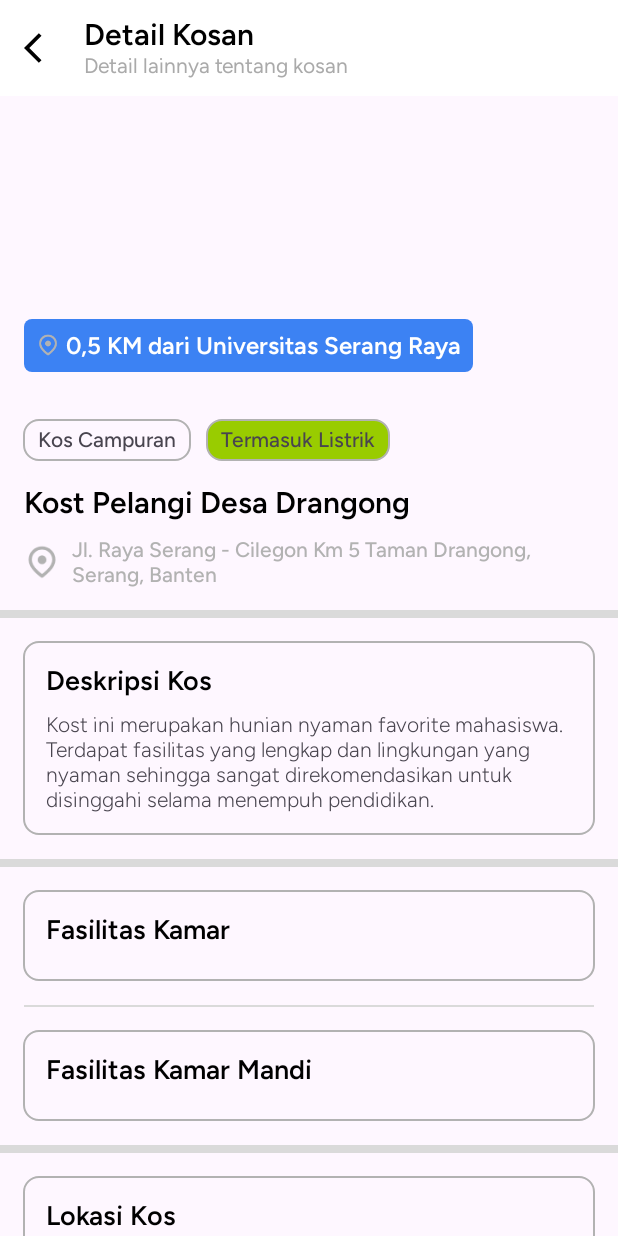
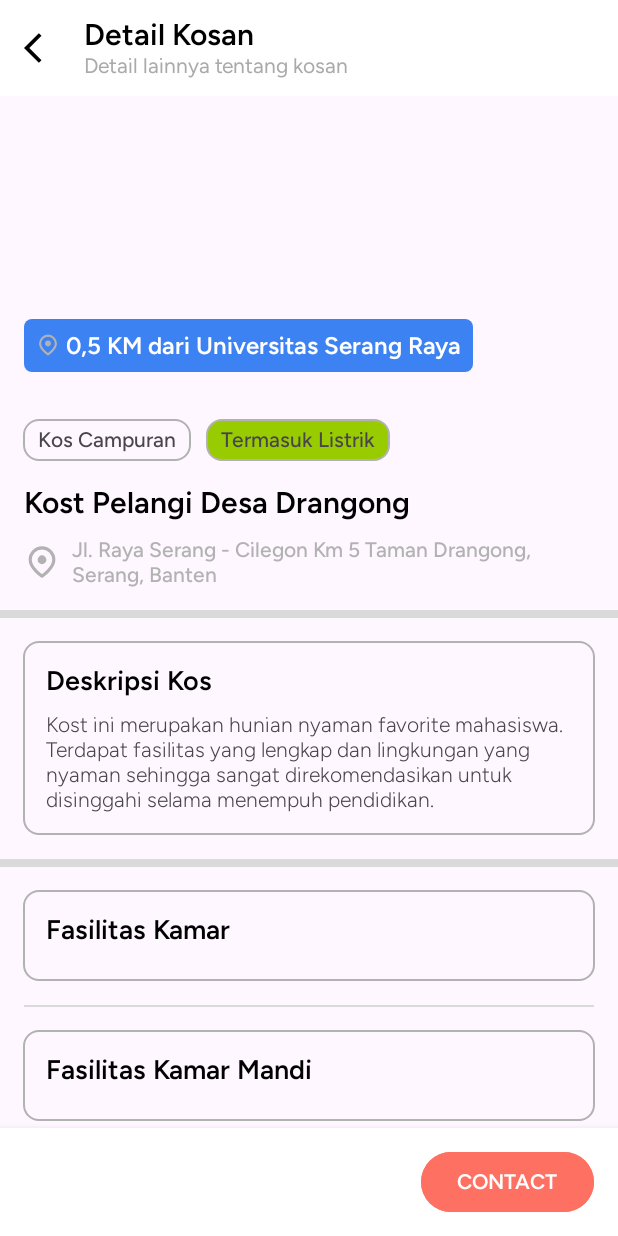
Before and after one commit to denidoodle12/go-kos, an Android app: the DetailKosActivity screen opened directly, with no data from a screen before it, on a phone screen of 412 x 824 dp. Run offline under Robolectric (Android 15) with nearby library versions, the phone set to English and light mode, and no system bars; pictures from the network do not load; 1 statement that could not run was skipped.

Commit message:
add MapView in DetailKosActivity and handle back pressed

```diff
--- a/app/src/main/java/com/myskripsi/gokos/ui/activity/listkos/ListKosActivity.kt
+++ b/app/src/main/java/com/myskripsi/gokos/ui/activity/listkos/ListKosActivity.kt
@@ -24,8 +24,11 @@ class ListKosActivity : AppCompatActivity() {
         binding = ActivityListKosBinding.inflate(layoutInflater)
         setContentView(binding.root)
 
+        setSupportActionBar(binding.toolbar)
+
         supportActionBar?.apply {
             setDisplayHomeAsUpEnabled(true)
+            setDisplayShowTitleEnabled(false)
         }
 
         val campusId = intent.getStringExtra(EXTRA_CAMPUS_ID)
--- a/app/src/main/res/layout/activity_detail_kos.xml
+++ b/app/src/main/res/layout/activity_detail_kos.xml
@@ -75,7 +75,7 @@
         android:layout_width="0dp"
         android:layout_height="0dp"
         android:visibility="visible"
-        app:layout_constraintBottom_toBottomOf="parent"
+        app:layout_constraintBottom_toTopOf="@id/bottomContactPriceBar"
         app:layout_constraintEnd_toEndOf="parent"
         app:layout_constraintStart_toStartOf="parent"
         app:layout_constraintTop_toBottomOf="@id/toolbar">
@@ -86,6 +86,7 @@
             android:orientation="vertical">
 
             <androidx.constraintlayout.widget.ConstraintLayout
+                android:id="@+id/clDetailContent"
                 android:layout_width="match_parent"
                 android:layout_height="wrap_content">
 
@@ -357,6 +358,7 @@
                     android:layout_margin="15dp"
                     android:padding="15dp"
                     android:background="@drawable/bg_stroke"
+                    app:layout_constraintBottom_toBottomOf="parent"
                     app:layout_constraintTop_toBottomOf="@id/divider5"
                     app:layout_constraintStart_toStartOf="parent"
                     app:layout_constraintEnd_toEndOf="parent">
@@ -392,30 +394,67 @@
                         android:fontFamily="@font/figtree_light"
                         android:textSize="14sp" />
 
-                    <!-- Map Placeholder (Optional) -->
-                    <FrameLayout
-                        android:id="@+id/mapContainer"
+                    <androidx.cardview.widget.CardView
                         android:layout_width="match_parent"
                         android:layout_height="200dp"
                         android:layout_marginTop="10dp"
-                        android:background="@android:color/darker_gray">
+                        app:cardCornerRadius="20dp"
+                        app:cardElevation="0dp"
+                        app:cardPreventCornerOverlap="true">
 
-                        <TextView
-                            android:layout_width="wrap_content"
-                            android:layout_height="wrap_content"
-                            android:layout_gravity="center"
-                            android:text="Peta Lokasi"
-                            android:textColor="@android:color/white"
-                            android:textSize="16sp" />
-                    </FrameLayout>
+                        <com.google.android.gms.maps.MapView
+                            android:id="@+id/mapViewKosLocation"
+                            android:layout_width="match_parent"
+                            android:layout_height="match_parent"
+                            app:liteMode="true"
+                            app:mapType="normal" />
+
+                    </androidx.cardview.widget.CardView>
 
                 </LinearLayout>
-
-                <!-- Location Section -->
 
             </androidx.constraintlayout.widget.ConstraintLayout>
 
         </LinearLayout>
     </androidx.core.widget.NestedScrollView>
 
+    <LinearLayout
+        android:id="@+id/bottomContactPriceBar"
+        android:layout_width="0dp"
+        android:layout_height="wrap_content"
+        android:orientation="horizontal"
+        android:background="@android:color/white"
+        android:paddingStart="16dp"
+        android:paddingEnd="16dp"
+        android:paddingTop="12dp"
+        android:paddingBottom="12dp"
+        android:elevation="8dp" app:layout_constraintStart_toStartOf="parent"
+        app:layout_constraintEnd_toEndOf="parent"
+        app:layout_constraintBottom_toBottomOf="parent">
+
+        <TextView
+            android:id="@+id/tvPrice"
+            android:layout_width="0dp"
+            android:layout_height="wrap_content"
+            android:layout_weight="1"
+            tools:text="Rp.500.000 / month"
+            android:textColor="@color/red"
+            android:textSize="18sp"
+            android:fontFamily="@font/figtree_bold"
+            android:gravity="start|center_vertical"/>
+
+        <Button
+            android:id="@+id/btnContactBottom"
+            style="@style/Widget.Material3.Button"
+            android:layout_width="wrap_content"
+            android:layout_height="wrap_content"
+            android:text="CONTACT"
+            android:fontFamily="@font/figtree_semibold"
+            android:backgroundTint="@color/red"
+            android:textColor="@android:color/white"
+            android:paddingStart="24dp"
+            android:paddingEnd="24dp"/>
+
+    </LinearLayout>
+
 </androidx.constraintlayout.widget.ConstraintLayout>
```
Also changed, not shown: app/src/main/java/com/myskripsi/gokos/ui/activity/detailKos/DetailKosActivity.kt (+104 -7 lines), app/src/main/java/com/myskripsi/gokos/ui/activity/map/MappingMapActivity.kt (+7 -0 lines).
